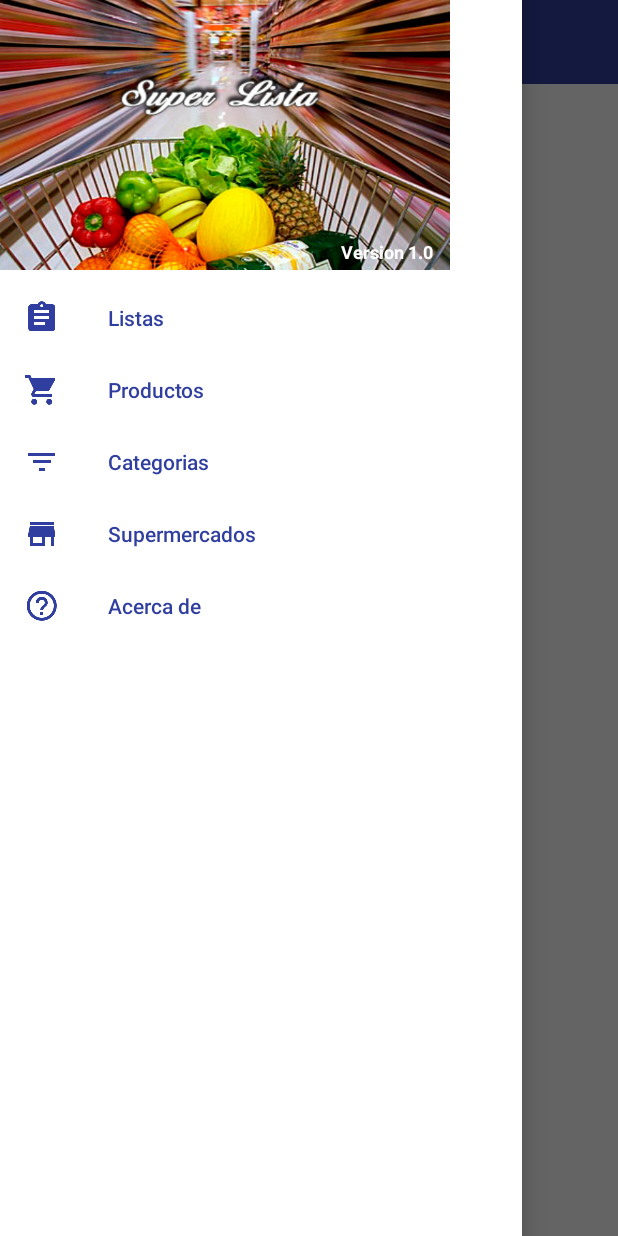
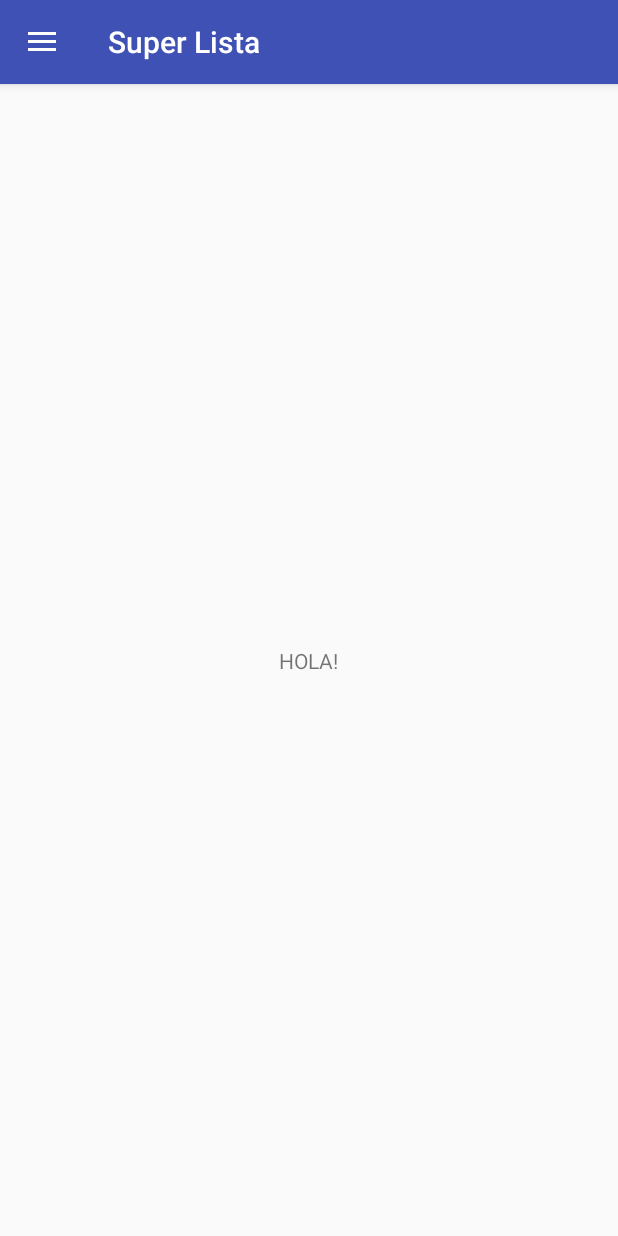
Before and after one commit to maurocg89/SuperLista, an Android app: the MainActivity screen opened directly, with no data from a screen before it, in the side drawer, after a tap on "Productos", on a phone screen of 412 x 824 dp. Run offline under Robolectric (Android 15) with nearby library versions, the phone set to English and light mode, and no system bars.

Commit message:
Cambio de implementacion de Navigation View, comienzo implementación de Fragments.

```diff
--- a/app/src/main/java/com/example/superlista/MainActivity.java
+++ b/app/src/main/java/com/example/superlista/MainActivity.java
@@ -1,24 +1,32 @@
 package com.example.superlista;
 
 import android.content.Intent;
+import android.support.annotation.NonNull;
 import android.support.design.widget.NavigationView;
 import android.support.v4.app.FragmentTransaction;
+import android.support.v4.view.GravityCompat;
 import android.support.v4.widget.DrawerLayout;
+import android.support.v7.app.ActionBar;
+import android.support.v7.app.ActionBarDrawerToggle;
 import android.support.v7.app.AppCompatActivity;
 import android.os.Bundle;
 import android.support.v7.widget.Toolbar;
+import android.view.Menu;
+import android.view.MenuItem;
 import android.view.View;
 import android.widget.Button;
+import android.widget.Toast;
 
-public class MainActivity extends AppCompatActivity {
+public class MainActivity extends AppCompatActivity implements NavigationView.OnNavigationItemSelectedListener {
 
 
-    private Toolbar toolbar;
-    private NavigationView navigationView;
-    private DrawerLayout drawerLayout;
+    //private Toolbar toolbar;
+    //private NavigationView navigationView;
+    //private DrawerLayout drawerLayout;
 
 
-    Button boton;
+
+    //Button boton;
 
     @Override
     protected void onCreate(Bundle savedInstanceState) {
@@ -26,10 +34,25 @@ public class MainActivity extends AppCompatActivity {
         setContentView(R.layout.activity_main);
 
 
-        Fragmento fragmento = new Fragmento();
-        FragmentTransaction transaction = getSupportFragmentManager().beginTransaction();
-        transaction.replace(R.id.frame, fragmento);
-        transaction.commit();
+        Toolbar toolbar = (Toolbar) findViewById(R.id.toolbar);
+        setSupportActionBar(toolbar);
+
+        DrawerLayout drawer = (DrawerLayout) findViewById(R.id.drawer_layout);
+
+        ActionBarDrawerToggle toggle = new ActionBarDrawerToggle(
+                this, drawer, toolbar, R.string.navigation_drawer_open, R.string.navigation_drawer_close);
+        drawer.setDrawerListener(toggle);
+        toggle.syncState();
+
+        NavigationView navigationView = (NavigationView) findViewById(R.id.navigation_view);
+        navigationView.setNavigationItemSelectedListener(this);
+
+
+        //Fragmento fragmento = new Fragmento();
+        //FragmentTransaction transaction = getSupportFragmentManager().beginTransaction();
+        //transaction.replace(R.id.frame, fragmento);
+        //transaction.commit();
+
 
 
 
@@ -43,4 +66,66 @@ public class MainActivity extends AppCompatActivity {
             }
         });*/
     }
+
+
+
+
+    public void onBackPressed() {
+        DrawerLayout drawer = (DrawerLayout) findViewById(R.id.drawer_layout);
+        if (drawer.isDrawerOpen(GravityCompat.START)) {
+            drawer.closeDrawer(GravityCompat.START);
+        } else {
+            super.onBackPressed();
+        }
+    }
+
+
+    public boolean onCreateOptionsMenu(Menu menu) {
+        // Inflate the menu; this adds items to the action bar if it is present.
+        //getMenuInflater().inflate(R.menu.activity_principal, menu);   //aca hiria la configuracionde lo settings
+        return true;
+    }
+
+
+    public boolean onOptionsItemSelected(MenuItem item) {
+        // Handle action bar item clicks here. The action bar will
+        // automatically handle clicks on the Home/Up button, so long
+        // as you specify a parent activity in AndroidManifest.xml.
+      //  int id = item.getItemId();
+
+        //noinspection SimplifiableIfStatement
+      //  if (id == R.id.action_settings) {
+            return true;
+      //  }
+
+      //  return super.onOptionsItemSelected(item);
+    }
+
+
+    @Override
+    public boolean onNavigationItemSelected(@NonNull MenuItem item) {
+
+        int id = item.getItemId();
+
+        if (id == R.id.item_menu_lista) {
+            Toast.makeText(getApplicationContext(), "Bienvenido a las Listas", Toast.LENGTH_SHORT).show();
+
+        } else if (id == R.id.item_menu_productos) {
+            Toast.makeText(getApplicationContext(), "Bienvenido a los Productos", Toast.LENGTH_SHORT).show();
+
+        } else if (id == R.id.item_menu_categoria) {
+            Toast.makeText(getApplicationContext(), "Bienvenido a las Categorias", Toast.LENGTH_SHORT).show();
+
+        } else if (id == R.id.item_menu_supers) {
+            Toast.makeText(getApplicationContext(), "Bienvenido a los Supermercados", Toast.LENGTH_SHORT).show();
+
+        } else if (id == R.id.item_menu_acercade) {
+            Toast.makeText(getApplicationContext(), R.string.version_apk, Toast.LENGTH_SHORT).show();
+
+        }
+
+        DrawerLayout drawer = (DrawerLayout) findViewById(R.id.drawer_layout);
+        drawer.closeDrawer(GravityCompat.START);
+        return true;
+    }
 }
--- a/app/src/main/res/layout/activity00_comienzo.xml
+++ b/app/src/main/res/layout/activity00_comienzo.xml
@@ -13,7 +13,7 @@
         android:layout_height="match_parent"
         android:contentDescription=""
         android:scaleType="fitXY"
-        app:srcCompat="@drawable/bienvenida02"
+        app:srcCompat="@drawable/bienvenido03"
         tools:ignore="ContentDescription" />
 
 </FrameLayout>
--- a/app/src/main/res/layout/activity_main.xml
+++ b/app/src/main/res/layout/activity_main.xml
@@ -3,46 +3,33 @@
     xmlns:android="http://schemas.android.com/apk/res/android"
     xmlns:app="http://schemas.android.com/apk/res-auto"
     xmlns:tools="http://schemas.android.com/tools"
+    android:id="@+id/drawer_layout"
     android:layout_width="match_parent"
     android:layout_height="match_parent"
     android:fitsSystemWindows="true"
+    tools:openDrawer="start"
     tools:context="com.example.superlista.MainActivity">
 
 
 
 
-    <LinearLayout
+    <include
+        layout="@layout/toolbar"
         android:layout_width="match_parent"
-        android:layout_height="match_parent"
-        android:orientation="vertical">
-
-        <include
-            android:id="@+id/toolbar"
-            layout="@layout/toolbar"
-
-            />
-
-        <FrameLayout
-            android:id="@+id/frame"
-            android:layout_width="match_parent"
-            android:layout_height="match_parent">
-
-
-        </FrameLayout>
-
-
-    </LinearLayout>
+        android:layout_height="match_parent" />
 
 
 
 
     <android.support.design.widget.NavigationView
         android:id="@+id/navigation_view"
-        android:layout_width="match_parent"
+        android:layout_width="wrap_content"
         android:layout_height="match_parent"
         android:layout_gravity="start"
+        android:fitsSystemWindows="true"
         app:headerLayout="@layout/header_menu"
         app:menu="@menu/drawer"
+
         android:background="@color/colorBlanco"
         app:itemIconTint="@color/colorPrimaryDark"
         app:itemTextColor="@color/colorPrimaryDark"
--- /dev/null
+++ b/app/src/main/res/layout/content_activity_main.xml
@@ -0,0 +1,20 @@
+<?xml version="1.0" encoding="utf-8"?>
+<android.support.constraint.ConstraintLayout xmlns:android="http://schemas.android.com/apk/res/android"
+    xmlns:app="http://schemas.android.com/apk/res-auto"
+    xmlns:tools="http://schemas.android.com/tools"
+    android:layout_width="match_parent"
+    android:layout_height="match_parent"
+    app:layout_behavior="@string/appbar_scrolling_view_behavior"
+    tools:context=".MainActivity"
+    tools:showIn="@layout/toolbar">
+
+    <TextView
+        android:layout_width="wrap_content"
+        android:layout_height="wrap_content"
+        android:text="HOLA!"
+        app:layout_constraintBottom_toBottomOf="parent"
+        app:layout_constraintLeft_toLeftOf="parent"
+        app:layout_constraintRight_toRightOf="parent"
+        app:layout_constraintTop_toTopOf="parent" />
+
+</android.support.constraint.ConstraintLayout>
--- a/app/src/main/res/layout/header_menu.xml
+++ b/app/src/main/res/layout/header_menu.xml
@@ -1,9 +1,16 @@
 <?xml version="1.0" encoding="utf-8"?>
 <RelativeLayout xmlns:android="http://schemas.android.com/apk/res/android"
 
-    android:layout_width="300dp"
+    android:layout_width="match_parent"
     android:layout_height="180dp"
     android:background="@drawable/carrito2"
+    android:gravity="bottom"
+    android:orientation="vertical"
+    android:paddingBottom="@dimen/margen_inf_header"
+    android:paddingLeft="@dimen/activity_horizontal_margin"
+    android:paddingRight="@dimen/margen_derecho_header"
+    android:paddingTop="@dimen/activity_vertical_margin"
+    android:theme="@style/ThemeOverlay.AppCompat.Dark"
     >
 
 
@@ -16,10 +23,8 @@
         android:textColor="@color/colorBlanco"
         android:textSize="12sp"
         android:textStyle="bold"
-        android:layout_alignParentBottom="true"
+        android:layout_alignParentTop="true"
         android:layout_alignParentRight="true"
-        android:layout_alignParentEnd="true"
-        android:layout_marginRight="11dp"
-        android:layout_marginEnd="11dp" />
+        android:layout_alignParentEnd="true" />
 
 </RelativeLayout>
--- a/app/src/main/res/layout/toolbar.xml
+++ b/app/src/main/res/layout/toolbar.xml
@@ -1,20 +1,31 @@
 <?xml version="1.0" encoding="utf-8"?>
-<android.support.v7.widget.Toolbar
+
+<android.support.design.widget.CoordinatorLayout
+    xmlns:android="http://schemas.android.com/apk/res/android"
     xmlns:app="http://schemas.android.com/apk/res-auto"
-    xmlns:android="http://schemas.android.com/apk/res/android"
     xmlns:tools="http://schemas.android.com/tools"
     android:layout_width="match_parent"
-    android:layout_height="@dimen/abc_action_bar_default_height_material"
-    app:theme="@style/ThemeOverlay.AppCompat.Dark.ActionBar"
-    android:background="@color/colorPrimaryDark"
-    tools:ignore="PrivateResource">
+    android:layout_height="match_parent"
+    tools:context=".MainActivity">
 
 
-    <TextView
-        android:layout_gravity="center_horizontal"
-        android:layout_width="wrap_content"
+    <android.support.design.widget.AppBarLayout
+        android:layout_width="match_parent"
         android:layout_height="wrap_content"
-        android:text="@string/inicio_toolbar"
-        />
+        android:theme="@style/AppTheme.AppBarOverlay">
 
-</android.support.v7.widget.Toolbar>
+
+        <android.support.v7.widget.Toolbar
+            android:id="@+id/toolbar"
+            android:layout_width="match_parent"
+            android:layout_height="?attr/actionBarSize"
+            android:background="?attr/colorPrimary"
+            app:popupTheme="@style/AppTheme.PopupOverlay">
+
+        </android.support.v7.widget.Toolbar>
+
+    </android.support.design.widget.AppBarLayout>
+
+    <include layout="@layout/content_activity_main" />
+
+</android.support.design.widget.CoordinatorLayout>
--- a/app/src/main/res/menu/drawer.xml
+++ b/app/src/main/res/menu/drawer.xml
@@ -8,7 +8,6 @@
             android:checked="false"
             android:title="@string/item_lista"
             android:icon="@drawable/ic_assignment_black_24dp">
-
         </item>
 
         <item
@@ -16,7 +15,6 @@
             android:checked="false"
             android:title="@string/item_productos"
             android:icon="@drawable/ic_local_grocery_store_black_24dp">
-
         </item>
 
         <item
@@ -24,7 +22,6 @@
             android:checked="false"
             android:title="@string/item_categorias"
             android:icon="@drawable/ic_filter_list_black_24dp">
-
         </item>
 
         <item
@@ -32,20 +29,25 @@
             android:checked="false"
             android:title="@string/item_supers"
             android:icon="@drawable/ic_store_black_24dp">
-
         </item>
 
-        <item
-            android:id="@+id/item_menu_acercade"
-            android:checked="false"
-            android:title="@string/item_acercade"
-            android:icon="@drawable/ic_help_outline_black_24dp">
+    </group>
 
+        <item android:title="Opciones">
+            <menu>
+                <item
+                    android:id="@+id/item_menu_acercade"
+                    android:checked="false"
+                    android:title="@string/item_acercade"
+                    android:icon="@drawable/ic_help_outline_black_24dp">
+                </item>
+            </menu>
         </item>
 
 
 
-    </group>
+
+
 
 
 </menu>
--- a/app/src/main/res/values/strings.xml
+++ b/app/src/main/res/values/strings.xml
@@ -10,5 +10,11 @@
     <string name="item_acercade">Acerca de</string>
 
     <string name="inicio_toolbar">INICIO</string>
+    <string name="title_activity_main2">Main2Activity</string>
+
+    <string name="navigation_drawer_open">Open navigation drawer</string>
+    <string name="navigation_drawer_close">Close navigation drawer</string>
+
+    <string name="action_settings">Settings</string>
 
 </resources>
--- a/app/src/main/res/values/styles.xml
+++ b/app/src/main/res/values/styles.xml
@@ -10,4 +10,8 @@
         <item name="android:windowActionModeOverlay">true</item>
     </style>
 
+    <style name="AppTheme.AppBarOverlay" parent="ThemeOverlay.AppCompat.Dark.ActionBar" />
+
+    <style name="AppTheme.PopupOverlay" parent="ThemeOverlay.AppCompat.Light" />
+
 </resources>
```
Also changed, not shown: app/src/main/AndroidManifest.xml (+4 -8 lines), app/src/main/res/values/dimens.xml (added, +10 -0 lines), app/src/main/res/drawable/bienvenido03.jpg (added).
